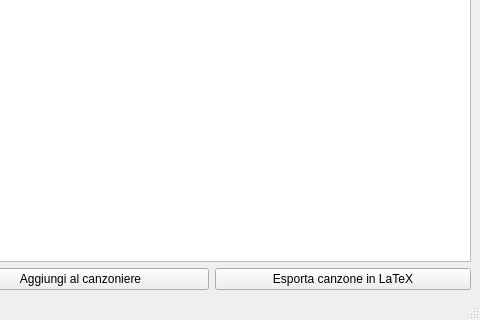
robol/songbook-editor, file ui/interface.ui: the form before one commit; both pictures show x 320 to 800 and y 280 to 600 of the 800 by 600 pixel window.
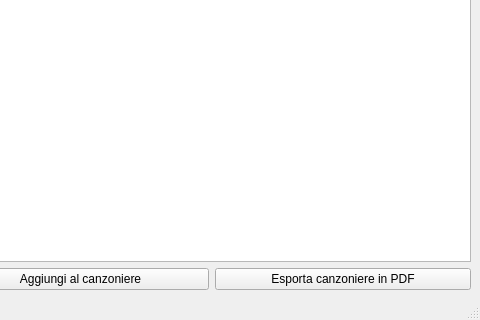
The form after the commit.

Commit message: Modificato pulsante da "Esporta canzone in LaTeX" a "Esporta canzoniere in PDF". Probabilmente è più utile nella finestra principale

Patch:
```diff
--- a/ui/interface.ui
+++ b/ui/interface.ui
@@ -132,7 +132,7 @@
        <item>
         <widget class="QPushButton" name="btn_create_latex_song">
          <property name="text">
-          <string>Esporta canzone in LaTeX</string>
+          <string>Esporta canzoniere in PDF</string>
          </property>
         </widget>
        </item>
```
Left out of the diff: 2 changed lines with no effect on the pictures. The commit also changes 2 other files.
